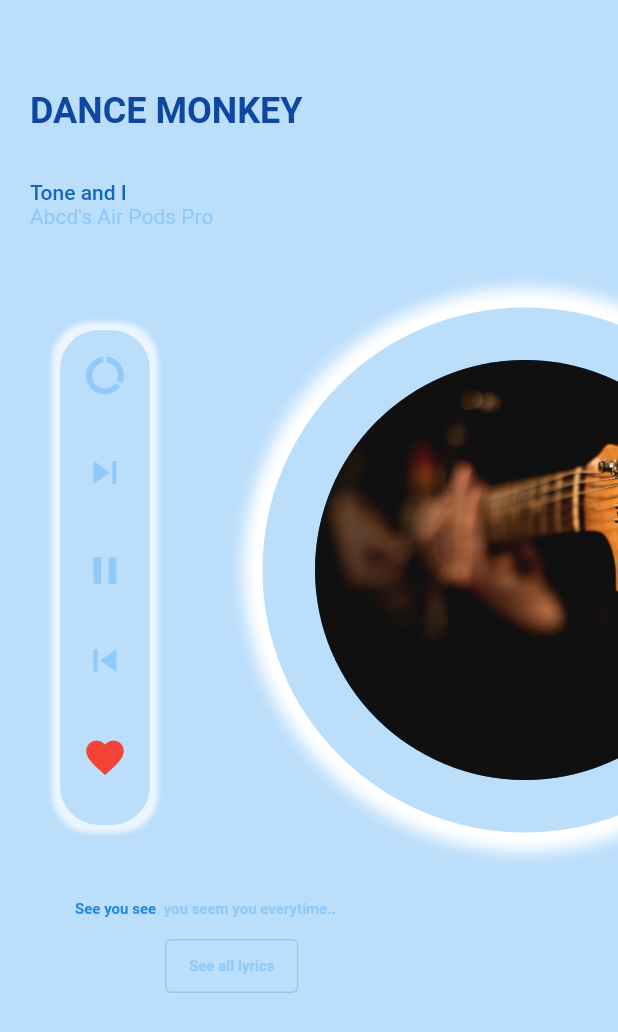
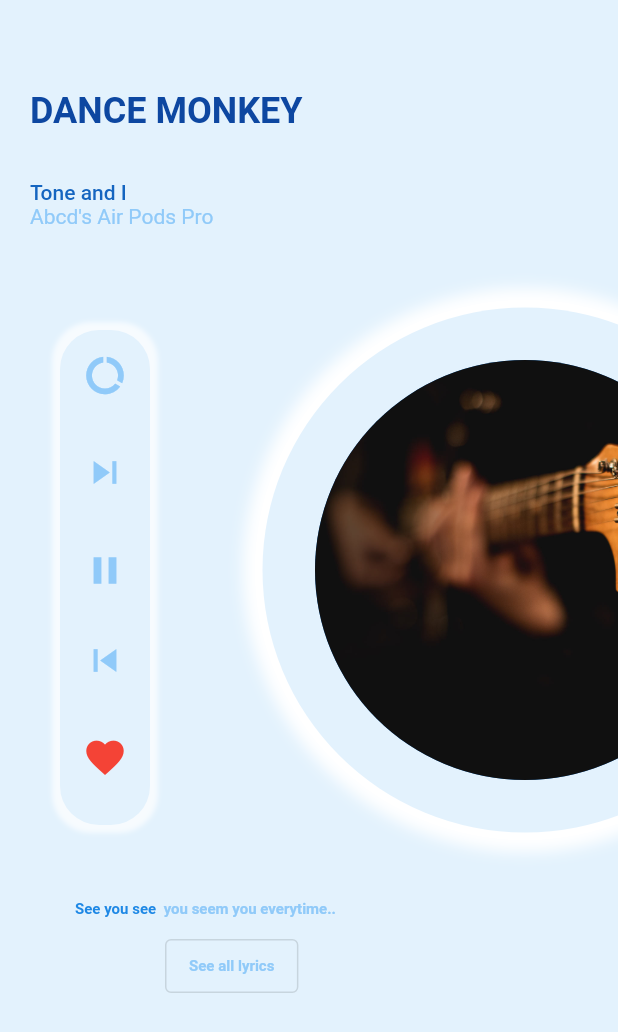
Before and after one commit to smamata/music_ui, a Flutter app: the screen it shows after launch, on a phone screen of 412 x 824 dp. Shown: the top 1032 px of the screen. Run offline on Flutter 3.47's test engine with Material 2 defaults, Android fonts, the phone set to English and light mode, and no system bars.

Commit message:
color change

```diff
--- a/lib/home.dart
+++ b/lib/home.dart
@@ -20,7 +20,7 @@ class _MusicState extends State<Music> {
         children: [
           Container(
             decoration: BoxDecoration(
-              color: Colors.blue.shade100,
+              color: Colors.blue.shade50,
             ),
           ),
           Positioned(
@@ -58,7 +58,7 @@ class _MusicState extends State<Music> {
             child: Container(
               height: 330,
               decoration: BoxDecoration(
-                  color: Colors.blue.shade100,
+                  color: Colors.blue.shade50,
                   borderRadius: BorderRadius.circular(26),
                   boxShadow: [
                     BoxShadow(
@@ -126,7 +126,7 @@ class _MusicState extends State<Music> {
                 radius: 180,
                 child: CircleAvatar(
                   radius: 175,
-                  backgroundColor: Colors.blue.shade100,
+                  backgroundColor: Colors.blue.shade50,
                   child: CircleAvatar(
                     radius: 140,
                     backgroundImage: AssetImage(
```
